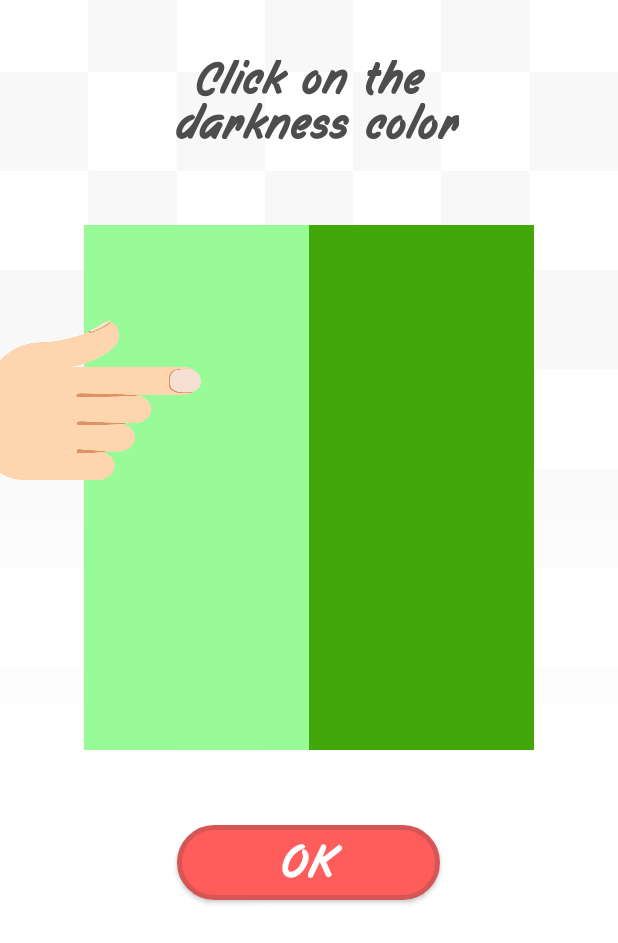
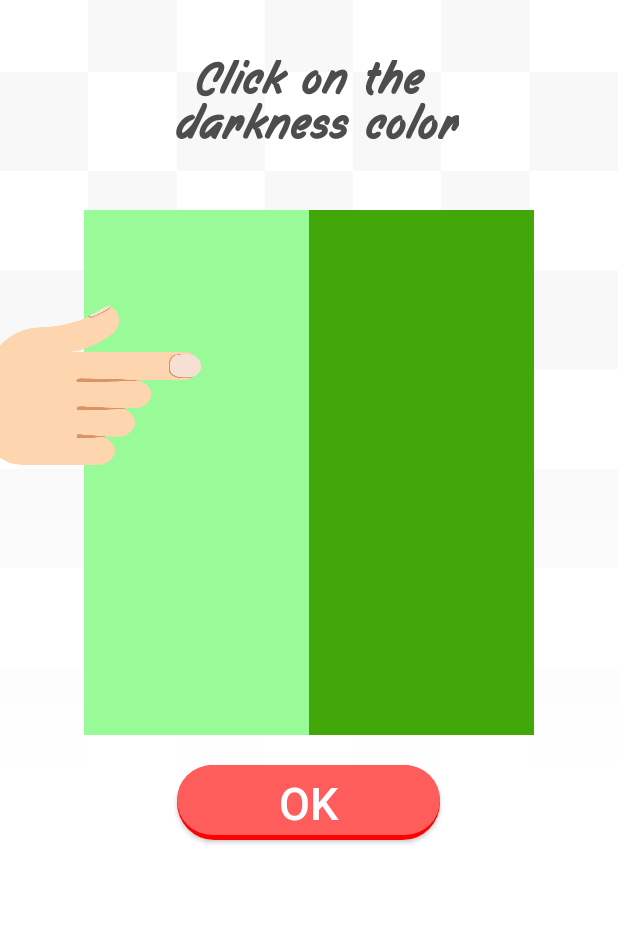
Before and after one commit to Amraneze/QuickColor, an Android app: the TutorialActivity screen opened directly, with no data from a screen before it, on a phone screen of 412 x 824 dp. Shown: the top 943 px of the screen. Run offline under Robolectric (Android 15) with nearby library versions, the phone set to English and light mode, and no system bars; our stand-ins replace ButterKnife; libraries missing offline, so code that uses them is left out: com.skyfishjy.library; plain views replace RippleBackground; 2 statements that could not run were skipped.

Commit message:
Fixing some issues

```diff
--- a/app/src/main/AndroidManifest.xml
+++ b/app/src/main/AndroidManifest.xml
@@ -50,6 +50,10 @@
             android:name="com.google.android.gms.version"
             android:value="@integer/google_play_services_version" />
 
+        <activity
+            android:name="com.google.android.gms.ads.AdActivity"
+            android:configChanges="keyboard|keyboardHidden|orientation|screenLayout|uiMode|screenSize|smallestScreenSize" />
+
     </application>
 
 </manifest>
--- a/app/src/main/res/layout/easy_game_activity.xml
+++ b/app/src/main/res/layout/easy_game_activity.xml
@@ -9,9 +9,8 @@
 
     <RelativeLayout
         android:layout_width="match_parent"
-        android:layout_height="match_parent"
+        android:layout_height="514dp"
         android:layout_gravity="center_vertical|center_horizontal"
-        android:layout_marginTop="5dp"
         android:orientation="horizontal">
 
         <fr.justgame.quickcolor.common.ui.CommonButton
--- a/app/src/main/res/layout/progress_area_layout.xml
+++ b/app/src/main/res/layout/progress_area_layout.xml
@@ -16,6 +16,7 @@
     <RelativeLayout
         android:layout_width="match_parent"
         android:layout_height="wrap_content"
+        android:background="@color/white"
         android:paddingLeft="20dp"
         android:paddingRight="20dp">
 
--- a/app/src/main/res/layout/timer_activity.xml
+++ b/app/src/main/res/layout/timer_activity.xml
@@ -21,9 +21,9 @@
         android:gravity="center_vertical|center_horizontal|center" />
 
     <fr.justgame.quickcolor.common.ui.CommonTextView
-        android:layout_width="wrap_content"
+        android:layout_width="match_parent"
         android:layout_height="wrap_content"
-        android:text="1"
+        android:text="3"
         android:textColor="#FFFFFFFF"
         app:font_style="open_sans_bold"
         android:textAlignment="center"
--- a/app/src/main/res/layout/tutorial_activity.xml
+++ b/app/src/main/res/layout/tutorial_activity.xml
@@ -2,6 +2,7 @@
 <LinearLayout xmlns:android="http://schemas.android.com/apk/res/android"
     xmlns:app="http://schemas.android.com/apk/res-auto"
     xmlns:tools="http://schemas.android.com/tools"
+    xmlns:fbutton="http://schemas.android.com/apk/res-auto"
     android:orientation="vertical"
     android:layout_width="match_parent"
     android:layout_height="match_parent"
@@ -30,7 +31,7 @@
         android:layout_width="match_parent"
         android:layout_height="wrap_content"
         app:layout_constraintBottom_toTopOf="@+id/btn_play"
-        android:layout_marginTop="50dp"
+        android:layout_marginTop="40dp"
         app:layout_constraintTop_toBottomOf="@+id/tv_score"
         android:layout_marginLeft="0dp"
         app:layout_constraintVertical_bias="0.478"
@@ -80,23 +81,22 @@
 
     </FrameLayout>
 
-    <fr.justgame.quickcolor.common.ui.CommonButton
+    <fr.justgame.quickcolor.common.ui.SpecialButton
         android:id="@+id/btn_ok"
         android:layout_width="175dp"
         android:layout_height="50dp"
+        android:layout_gravity="center_horizontal"
         android:background="@drawable/rounded_button"
         android:text="Ok"
         android:textColor="@color/white"
         android:textSize="30sp"
-        app:font_style="filbert_brush"
-        app:layout_constraintBottom_toBottomOf="parent"
-        android:layout_marginBottom="8dp"
-        android:layout_marginRight="8dp"
-        app:layout_constraintRight_toRightOf="parent"
-        android:layout_marginLeft="8dp"
-        app:layout_constraintLeft_toLeftOf="parent"
-        android:layout_gravity="bottom|center_horizontal"
-        android:layout_marginTop="50dp" />
+        fbutton:buttonColor="@color/common_red"
+        fbutton:cornerRadius="50dp"
+        fbutton:shadowColor="@color/red"
+        fbutton:shadowEnabled="true"
+        fbutton:shadowHeight="3dp"
+        fbutton:specialButtonText="filbert_brush"
+        android:layout_marginTop="20dp" />
 
 
 </LinearLayout>
--- a/app/src/main/res/values/strings.xml
+++ b/app/src/main/res/values/strings.xml
@@ -1,7 +1,6 @@
 <resources>
     <string name="app_name">QuickColor</string>
-    <string name="banner_ad_unit_id">banner</string>
-    <string name="preference_file_key">banner</string>
+    <string name="preference_file_key">QuickColorPref</string>
     <string name="facebook_app_id">758654297675487</string>
     <string name="fb_login_protocol_scheme">fb758654297675487</string>
 
@@ -29,4 +28,9 @@
     <string name="leaderboard_best_player" translatable="false">CgkI-8Dsnc8GEAIQCQ</string>
     <!-- leaderboard The noob -->
     <string name="leaderboard_the_noob" translatable="false">CgkI-8Dsnc8GEAIQCg</string>
+
+    <!-- AdMob ad unit IDs -->
+    <string name="banner_app_id">ca-app-pub-1156194574964834~4933083901</string>
+    <string name="banner_ad_unit_id">ca-app-pub-1156194574964834/1700415909</string>
+    <string name="interstitial_full_screen_ad_unit_id">ca-app-pub-1156194574964834/2383243500</string>
 </resources>
```
Also changed, not shown: app/src/main/java/fr/justgame/quickcolor/common/ui/TextViewOutline.java (+16 -0 lines), app/src/main/java/fr/justgame/quickcolor/game/StartGameActivity.java (+93 -18 lines), app/src/main/java/fr/justgame/quickcolor/game/ui/TimerActivity.java (+14 -2 lines), app/src/main/res/layout/start_game_activity.xml (+49 -46 lines), app/src/main/res/drawable-hdpi/ic_trophy_resized.png (added), app/src/main/res/drawable-xhdpi/ic_trophy_.png (added), app/src/main/res/drawable-xxhdpi/ic_trophy_backup.png (added), 1 other file.
